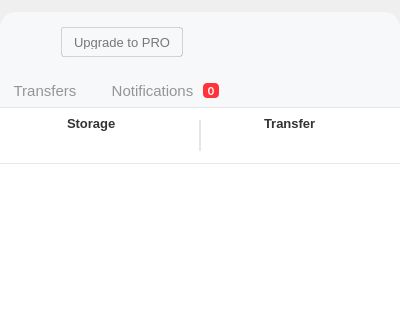
Qt form src/MEGASync/gui/macx/InfoDialog.ui (meganz/MEGAsync) before a commit; both pictures show x 0 to 400 and y 0 to 320 of the 400 by 564 pixel window.
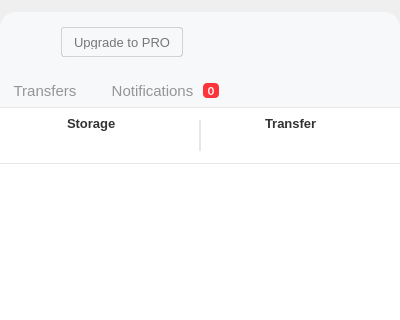
The same form after that commit. The open tabs and pages were chosen to show the change. Icons and pictures are not drawn. Custom widgets are drawn as their Qt base class.

Commit message:
support transparencies in linux in info dialog with a container widget
do show animated & shrink on show/hideEvent and not in eventFilter

```diff
--- a/src/MEGASync/gui/macx/InfoDialog.ui
+++ b/src/MEGASync/gui/macx/InfoDialog.ui
@@ -82,6 +82,24 @@
     <number>0</number>
    </property>
    <item>
+    <widget class="QWidget" name="wInfoDialogIn" native="true">
+     <layout class="QVBoxLayout" name="verticalLayout_4">
+      <property name="spacing">
+       <number>0</number>
+      </property>
+      <property name="leftMargin">
+       <number>0</number>
+      </property>
+      <property name="topMargin">
+       <number>0</number>
+      </property>
+      <property name="rightMargin">
+       <number>0</number>
+      </property>
+      <property name="bottomMargin">
+       <number>0</number>
+      </property>
+      <item>
     <widget class="QWidget" name="wArrow" native="true">
      <property name="sizePolicy">
       <sizepolicy hsizetype="Minimum" vsizetype="Fixed">
@@ -920,7 +938,7 @@
                      </property>
                      <layout class="QHBoxLayout" name="horizontalLayout_3">
                       <property name="spacing">
-                       <number>-1</number>
+                          <number>7</number>
                       </property>
                       <property name="leftMargin">
                        <number>10</number>
@@ -2166,6 +2184,9 @@
                 <height>28</height>
                </size>
               </property>
+                </widget>
+               </item>
+              </layout>
              </widget>
             </item>
            </layout>
```
Lines whose indentation alone changed are shown as unchanged. The commit also changes 3 other files.
